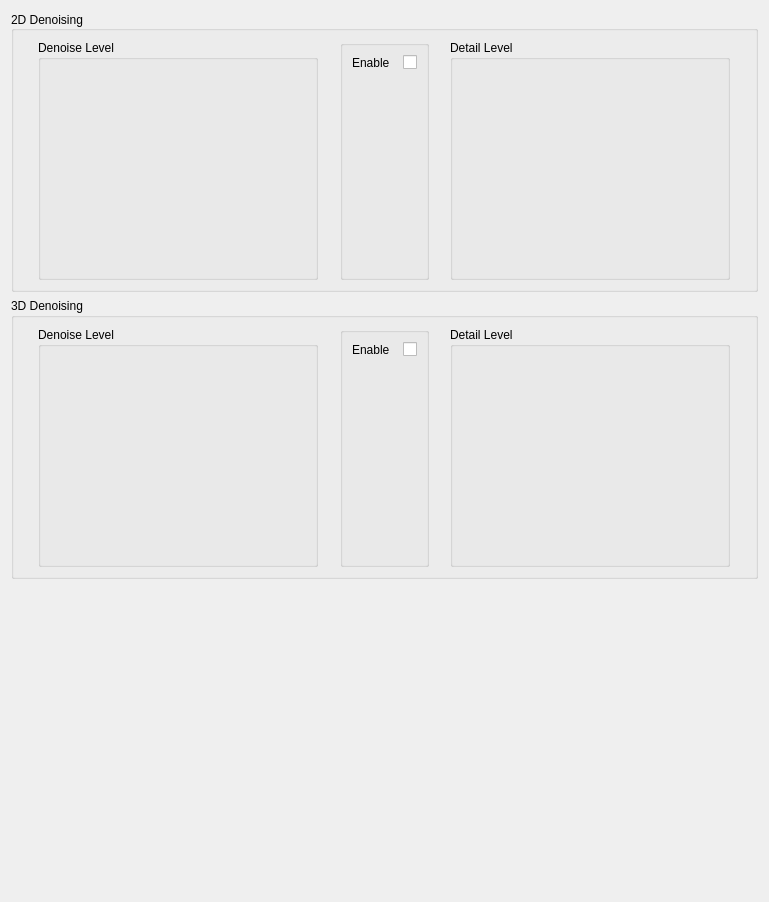
Qt form dct_widgets/fltbox/fltbox.ui (KAYA-Instruments/SDI-Control-Point) before a commit.
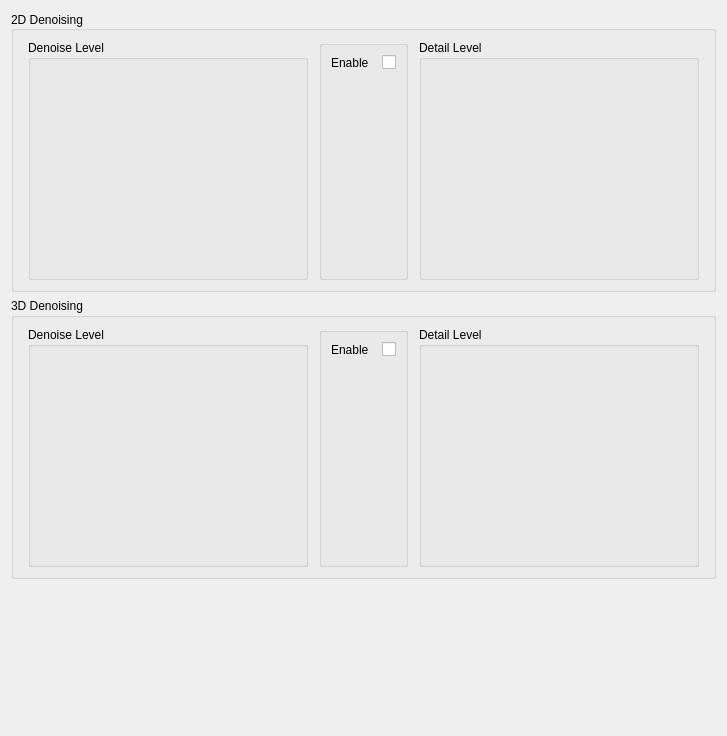
The same form after that commit. Custom widgets are drawn as their Qt base class.

```diff
--- a/dct_widgets/fltbox/fltbox.ui
+++ b/dct_widgets/fltbox/fltbox.ui
@@ -6,8 +6,8 @@
    <rect>
     <x>0</x>
     <y>0</y>
-    <width>769</width>
-    <height>902</height>
+    <width>727</width>
+    <height>736</height>
    </rect>
   </property>
   <property name="windowTitle">
```
